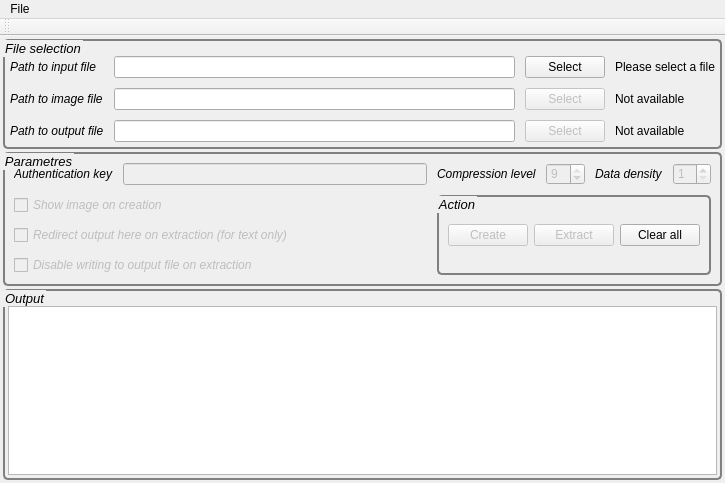
GreaterGoodCorp/StegLibrary, file StegLibrary/gui/gui.ui: the form before one commit.
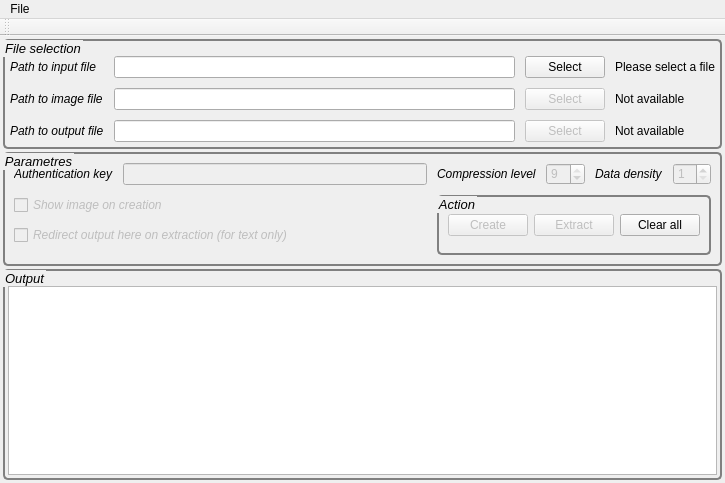
The form after the commit.

Commit message: Remove unnecessary checkbox

The edit to the form file:
```diff
--- a/StegLibrary/gui/gui.ui
+++ b/StegLibrary/gui/gui.ui
@@ -351,21 +351,6 @@
          </property>
         </widget>
        </item>
-       <item row="3" column="0" colspan="2">
-        <widget class="QCheckBox" name="check_nowrite">
-         <property name="enabled">
-          <bool>false</bool>
-         </property>
-         <property name="font">
-          <font>
-           <italic>true</italic>
-          </font>
-         </property>
-         <property name="text">
-          <string>Disable writing to output file on extraction</string>
-         </property>
-        </widget>
-       </item>
        <item row="0" column="5">
         <widget class="QSpinBox" name="spin_density">
          <property name="enabled">
```
